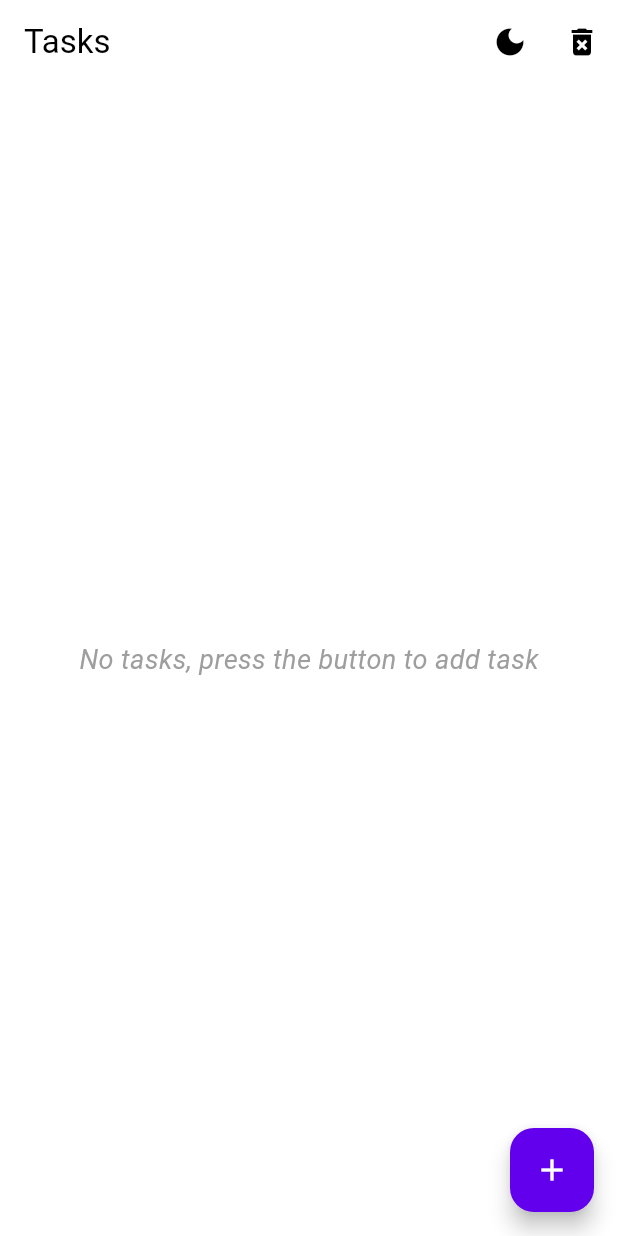
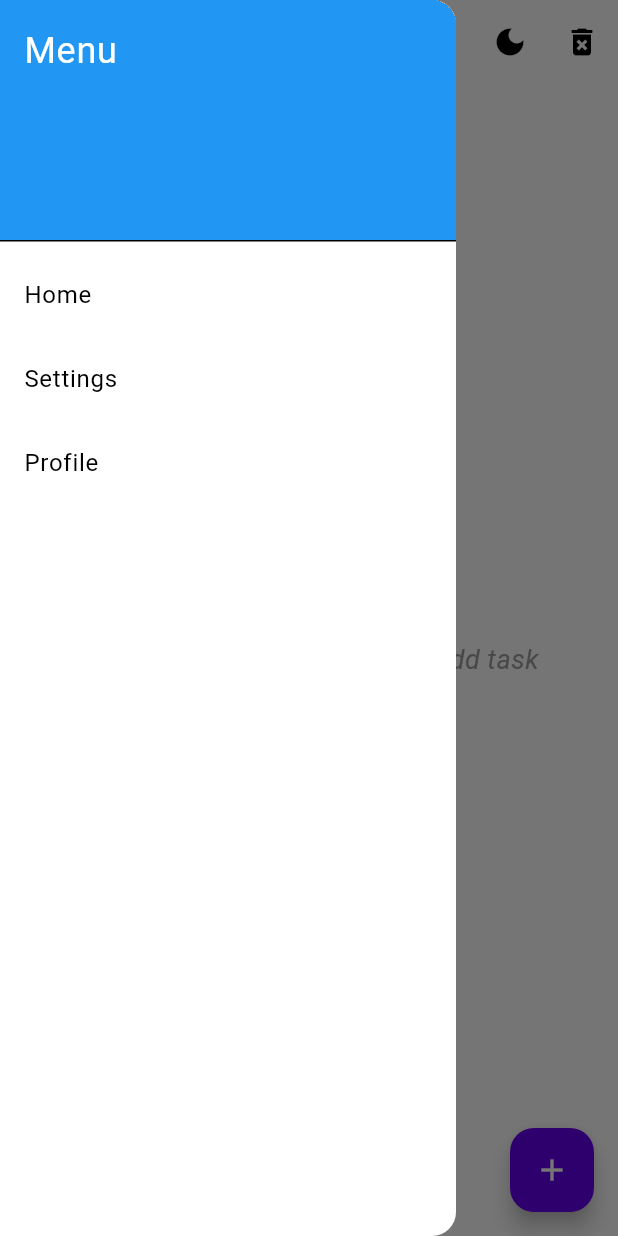
Before and after one commit to Asif-Shamal/todo_list, a Flutter app: the screen it shows after launch, with the side drawer open (before the commit the screen has no drawer), on a phone screen of 412 x 824 dp. Run offline on Flutter 3.47's test engine with Material 3 defaults, Android fonts, the phone set to English and light mode, and no system bars; our stand-ins replace shared_preferences, sqflite; accounts and stored records are empty.

Commit message:
added side menu

```diff
--- a/lib/pages/home_page.dart
+++ b/lib/pages/home_page.dart
@@ -41,6 +41,49 @@ class _HomePageState extends State<HomePage> {
             },
           ),
         ],
+      ),
+      drawer: Drawer(
+        // This is the side menu
+        child: ListView(
+          padding: EdgeInsets.zero,
+          children: <Widget>[
+            DrawerHeader(
+              decoration: BoxDecoration(
+                color: Colors.blue,
+              ),
+              child: Text(
+                'Menu',
+                style: TextStyle(
+                  color: Colors.white,
+                  fontSize: 24,
+                ),
+              ),
+            ),
+            ListTile(
+              title: Text('Home'),
+              onTap: () {
+                // Close the drawer and navigate to the Home screen
+                Navigator.pop(context);
+              },
+            ),
+            ListTile(
+              title: Text('Settings'),
+              onTap: () {
+                // Close the drawer and navigate to the Settings screen
+                Navigator.pop(context);
+                // You can navigate to another page here using Navigator.push()
+              },
+            ),
+            ListTile(
+              title: Text('Profile'),
+              onTap: () {
+                // Close the drawer and navigate to the Profile screen
+                Navigator.pop(context);
+                // You can navigate to another page here
+              },
+            ),
+          ],
+        ),
       ),
       body: _tasksList(),
     );
```
